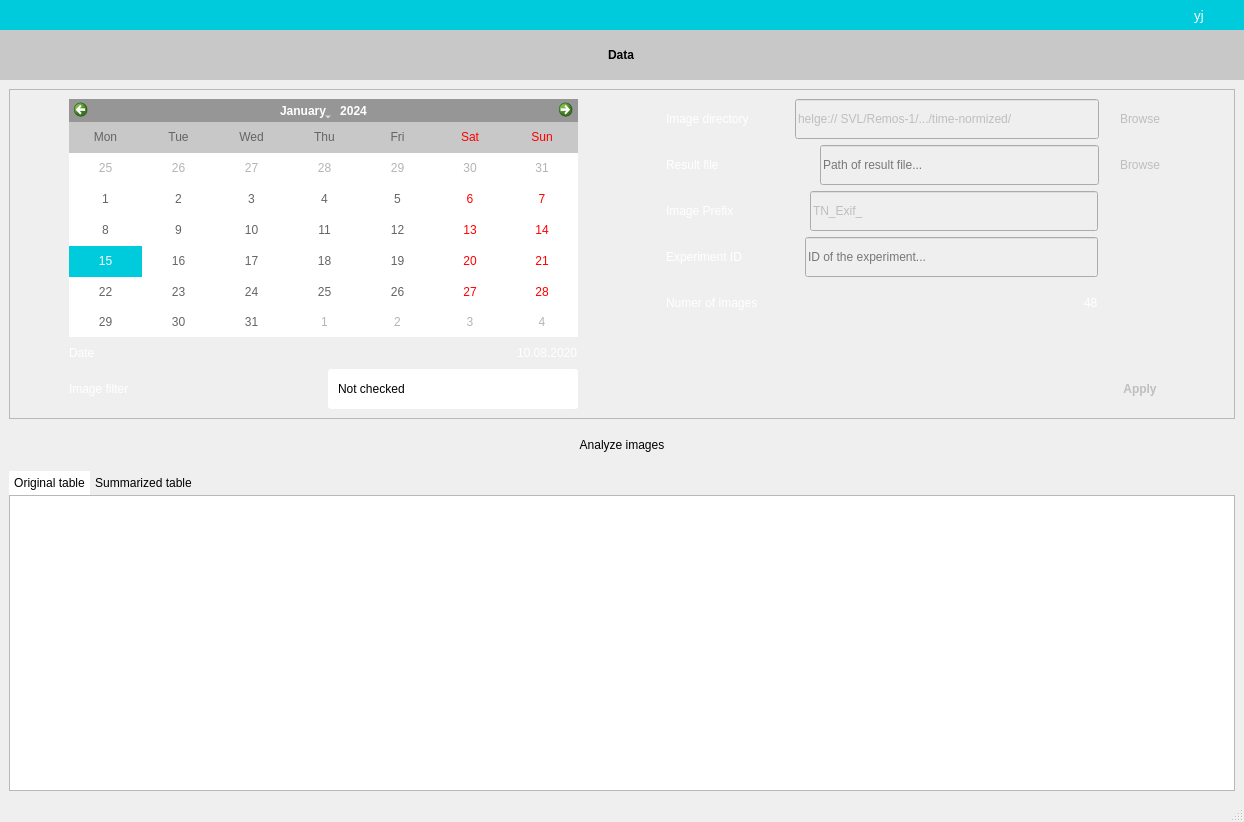
y-jenniges/fish_detection, file gui/design18.ui: the form before one commit.
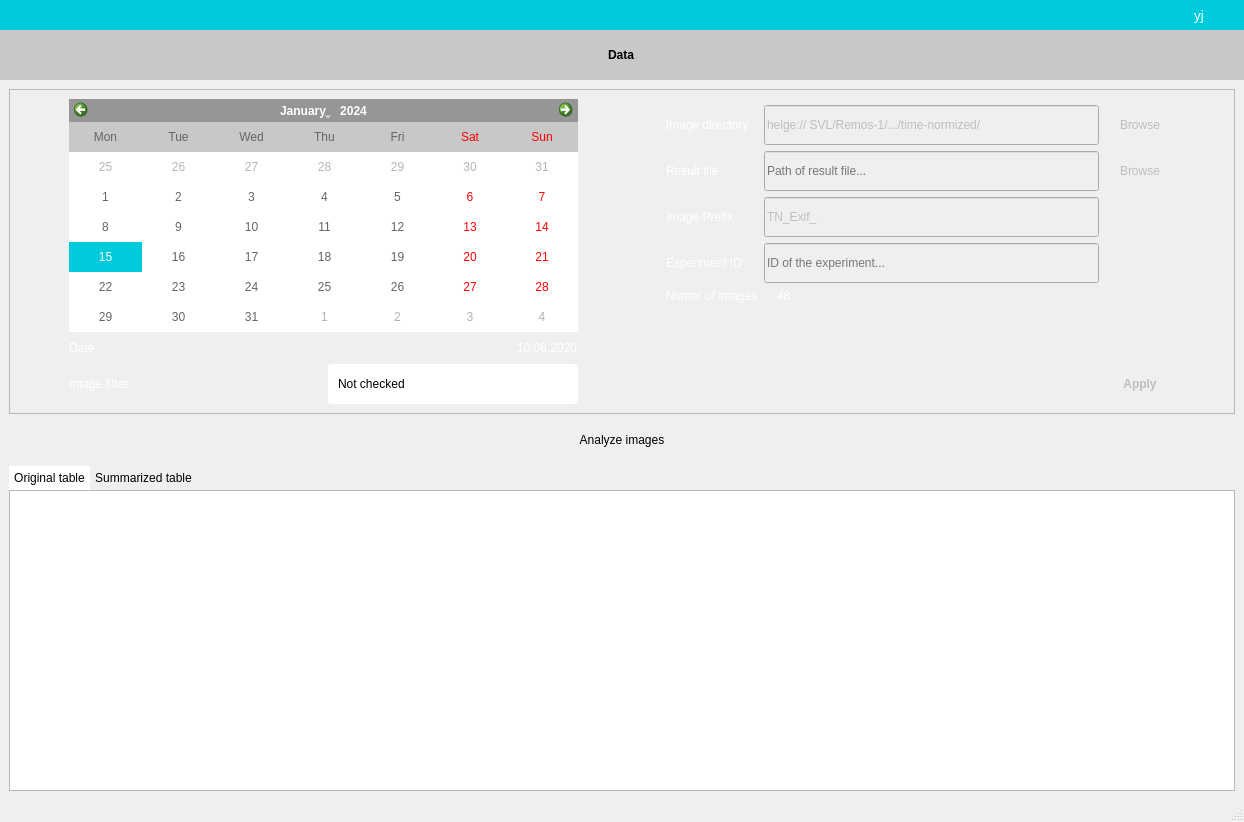
The form after the commit. Icons and pictures are not drawn.

Commit message: changing layout of optional data options from horizontal to grid

Patch:
```diff
--- a/gui/design18.ui
+++ b/gui/design18.ui
@@ -2143,21 +2143,84 @@
                  <enum>QFrame::Raised</enum>
                 </property>
                 <layout class="QGridLayout" name="gridLayout_5">
-                 <item row="0" column="0">
-                  <widget class="QFrame" name="frame_img_dir">
+                 <item row="2" column="1">
+                  <widget class="QLineEdit" name="lineEdit_res_file">
+                   <property name="minimumSize">
+                    <size>
+                     <width>150</width>
+                     <height>40</height>
+                    </size>
+                   </property>
+                   <property name="maximumSize">
+                    <size>
+                     <width>16777215</width>
+                     <height>40</height>
+                    </size>
+                   </property>
+                   <property name="placeholderText">
+                    <string>Path of result file...</string>
+                   </property>
+                  </widget>
+                 </item>
+                 <item row="5" column="0">
+                  <widget class="QLabel" name="label_num_imgs">
+                   <property name="styleSheet">
+                    <string notr="true"/>
+                   </property>
+                   <property name="text">
+                    <string>Numer of images</string>
+                   </property>
+                  </widget>
+                 </item>
+                 <item row="1" column="1">
+                  <widget class="QLineEdit" name="lineEdit_img_dir">
+                   <property name="minimumSize">
+                    <size>
+                     <width>150</width>
+                     <height>40</height>
+                    </size>
+                   </property>
+                   <property name="maximumSize">
+                    <size>
+                     <width>16777215</width>
+                     <height>40</height>
+                    </size>
+                   </property>
+                   <property name="text">
+                    <string>helge:// SVL/Remos-1/.../time-normized/</string>
+                   </property>
+                   <property name="placeholderText">
+                    <string>Directory to left and right images...</string>
+                   </property>
+                  </widget>
+                 </item>
+                 <item row="1" column="2">
+                  <widget class="QFrame" name="frame_num_imgs">
                    <property name="sizePolicy">
                     <sizepolicy hsizetype="Preferred" vsizetype="Fixed">
                      <horstretch>0</horstretch>
                      <verstretch>0</verstretch>
                     </sizepolicy>
                    </property>
+                   <property name="minimumSize">
+                    <size>
+                     <width>0</width>
+                     <height>40</height>
+                    </size>
+                   </property>
+                   <property name="maximumSize">
+                    <size>
+                     <width>16777215</width>
+                     <height>40</height>
+                    </size>
+                   </property>
                    <property name="frameShape">
                     <enum>QFrame::NoFrame</enum>
                    </property>
                    <property name="frameShadow">
                     <enum>QFrame::Raised</enum>
                    </property>
-                   <layout class="QHBoxLayout" name="horizontalLayout_17">
+                   <layout class="QHBoxLayout" name="horizontalLayout_21">
                     <property name="leftMargin">
                      <number>0</number>
                     </property>
@@ -2170,54 +2233,6 @@
                     <property name="bottomMargin">
                      <number>0</number>
                     </property>
-                    <item>
-                     <widget class="QLabel" name="label_img_dir">
-                      <property name="styleSheet">
-                       <string notr="true"/>
-                      </property>
-                      <property name="text">
-                       <string>Image directory</string>
-                      </property>
-                     </widget>
-                    </item>
-                    <item>
-                     <spacer name="horizontalSpacer_28">
-                      <property name="orientation">
-                       <enum>Qt::Horizontal</enum>
-                      </property>
-                      <property name="sizeType">
-                       <enum>QSizePolicy::Fixed</enum>
-                      </property>
-                      <property name="sizeHint" stdset="0">
-                       <size>
-                        <width>40</width>
-                        <height>20</height>
-                       </size>
-                      </property>
-                     </spacer>
-                    </item>
-                    <item>
-                     <widget class="QLineEdit" name="lineEdit_img_dir">
-                      <property name="minimumSize">
-                       <size>
-                        <width>150</width>
-                        <height>40</height>
-                       </size>
-                      </property>
-                      <property name="maximumSize">
-                       <size>
-                        <width>16777215</width>
-                        <height>40</height>
-                       </size>
-                      </property>
-                      <property name="text">
-                       <string>helge:// SVL/Remos-1/.../time-normized/</string>
-                      </property>
-                      <property name="placeholderText">
-                       <string>Directory to left and right images...</string>
-                      </property>
-                     </widget>
-                    </item>
                     <item>
                      <widget class="QPushButton" name="btn_img_dir">
                       <property name="sizePolicy">
@@ -2246,102 +2261,131 @@
                    </layout>
                   </widget>
                  </item>
+                 <item row="3" column="2">
+                  <widget class="QFrame" name="frame_apply_diverging_data_info">
+                   <property name="minimumSize">
+                    <size>
+                     <width>0</width>
+                     <height>40</height>
+                    </size>
+                   </property>
+                   <property name="maximumSize">
+                    <size>
+                     <width>16777215</width>
+                     <height>40</height>
+                    </size>
+                   </property>
+                   <property name="frameShape">
+                    <enum>QFrame::NoFrame</enum>
+                   </property>
+                   <property name="frameShadow">
+                    <enum>QFrame::Raised</enum>
+                   </property>
+                   <layout class="QHBoxLayout" name="horizontalLayout_23">
+                    <property name="leftMargin">
+                     <number>0</number>
+                    </property>
+                    <property name="topMargin">
+                     <number>0</number>
+                    </property>
+                    <property name="rightMargin">
+                     <number>0</number>
+                    </property>
+                    <property name="bottomMargin">
+                     <number>0</number>
+                    </property>
+                   </layout>
+                  </widget>
+                 </item>
+                 <item row="4" column="0">
+                  <widget class="QLabel" name="label_exp_id">
+                   <property name="styleSheet">
+                    <string notr="true"/>
+                   </property>
+                   <property name="text">
+                    <string>Experiment ID</string>
+                   </property>
+                  </widget>
+                 </item>
                  <item row="1" column="0">
-                  <widget class="QFrame" name="frame_res_file">
-                   <property name="sizePolicy">
-                    <sizepolicy hsizetype="Preferred" vsizetype="Fixed">
-                     <horstretch>0</horstretch>
-                     <verstretch>0</verstretch>
-                    </sizepolicy>
+                  <widget class="QLabel" name="label_img_dir">
+                   <property name="styleSheet">
+                    <string notr="true"/>
                    </property>
-                   <property name="frameShape">
-                    <enum>QFrame::NoFrame</enum>
+                   <property name="text">
+                    <string>Image directory</string>
                    </property>
-                   <property name="frameShadow">
-                    <enum>QFrame::Raised</enum>
+                  </widget>
+                 </item>
+                 <item row="7" column="2">
+                  <widget class="QPushButton" name="btn_apply_diverging_data_info">
+                   <property name="minimumSize">
+                    <size>
+                     <width>70</width>
+                     <height>40</height>
+                    </size>
                    </property>
-                   <layout class="QHBoxLayout" name="horizontalLayout_18">
-                    <property name="leftMargin">
-                     <number>0</number>
-                    </property>
-                    <property name="topMargin">
-                     <number>0</number>
-                    </property>
-                    <property name="rightMargin">
-                     <number>0</number>
-                    </property>
-                    <property name="bottomMargin">
-                     <number>0</number>
-                    </property>
-                    <item>
-                     <widget class="QLabel" name="label_res_file">
-                      <property name="styleSheet">
-                       <string notr="true"/>
-                      </property>
-                      <property name="text">
-                       <string>Result file</string>
-                      </property>
-                     </widget>
-                    </item>
-                    <item>
-                     <spacer name="horizontalSpacer_29">
-                      <property name="orientation">
-                       <enum>Qt::Horizontal</enum>
-                      </property>
-                      <property name="sizeType">
-                       <enum>QSizePolicy::Fixed</enum>
-                      </property>
-                      <property name="sizeHint" stdset="0">
-                       <size>
-                        <width>95</width>
-                        <height>20</height>
-                       </size>
-                      </property>
-                     </spacer>
-                    </item>
-                    <item>
-                     <widget class="QLineEdit" name="lineEdit_res_file">
-                      <property name="minimumSize">
-                       <size>
-                        <width>150</width>
-                        <height>40</height>
-                       </size>
-                      </property>
-                      <property name="maximumSize">
-                       <size>
-                        <width>16777215</width>
-                        <height>40</height>
-                       </size>
-                      </property>
-                      <property name="placeholderText">
-                       <string>Path of result file...</string>
-                      </property>
-                     </widget>
-                    </item>
-                    <item>
-                     <widget class="QPushButton" name="btn_res_file">
-                      <property name="minimumSize">
-                       <size>
-                        <width>70</width>
-                        <height>40</height>
-                       </size>
-                      </property>
-                      <property name="maximumSize">
-                       <size>
-                        <width>70</width>
-                        <height>40</height>
-                       </size>
-                      </property>
-                      <property name="text">
-                       <string>Browse</string>
-                      </property>
-                     </widget>
-                    </item>
-                   </layout>
+                   <property name="maximumSize">
+                    <size>
+                     <width>16777215</width>
+                     <height>40</height>
+                    </size>
+                   </property>
+                   <property name="styleSheet">
+                    <string notr="true">font:bold;</string>
+                   </property>
+                   <property name="text">
+                    <string>Apply</string>
+                   </property>
+                  </widget>
+                 </item>
+                 <item row="3" column="1">
+                  <widget class="QLineEdit" name="lineEdit_img_prefix">
+                   <property name="minimumSize">
+                    <size>
+                     <width>150</width>
+                     <height>40</height>
+                    </size>
+                   </property>
+                   <property name="maximumSize">
+                    <size>
+                     <width>16777215</width>
+                     <height>40</height>
+                    </size>
+                   </property>
+                   <property name="text">
+                    <string>TN_Exif_</string>
+                   </property>
+                   <property name="placeholderText">
+                    <string>Prefix to select images...</string>
+                   </property>
                   </widget>
                  </item>
                  <item row="2" column="0">
-                  <widget class="QFrame" name="frame_img_prefix">
+                  <widget class="QLabel" name="label_res_file">
+                   <property name="styleSheet">
+                    <string notr="true"/>
+                   </property>
+                   <property name="text">
+                    <string>Result file</string>
+                   </property>
+                  </widget>
+                 </item>
+                 <item row="5" column="1">
+                  <widget class="QLabel" name="label_num_imgs_text">
+                   <property name="styleSheet">
+                    <string notr="true">padding-left: 10px;</string>
+                   </property>
+                   <property name="text">
+                    <string>48</string>
+                   </property>
+                   <property name="alignment">
+                    <set>Qt::AlignLeading|Qt::AlignLeft|Qt::AlignVCenter</set>
+                   </property>
+                  </widget>
+                 </item>
+                 <item row="0" column="2">
+                  <widget class="QFrame" name="frame_img_dir">
                    <property name="sizePolicy">
                     <sizepolicy hsizetype="Preferred" vsizetype="Fixed">
                      <horstretch>0</horstretch>
@@ -2354,7 +2398,7 @@
                    <property name="frameShadow">
                     <enum>QFrame::Raised</enum>
                    </property>
-                   <layout class="QHBoxLayout" name="horizontalLayout_20">
+                   <layout class="QHBoxLayout" name="horizontalLayout_17">
                     <property name="leftMargin">
                      <number>0</number>
                     </property>
@@ -2367,260 +2411,65 @@
                     <property name="bottomMargin">
                      <number>0</number>
                     </property>
-                    <item>
-                     <widget class="QLabel" name="label_img_prefix">
-                      <property name="styleSheet">
-                       <string notr="true"/>
-                      </property>
-                      <property name="text">
-                       <string>Image Prefix</string>
-                      </property>
-                     </widget>
-                    </item>
-                    <item>
-                     <spacer name="horizontalSpacer_30">
-                      <property name="orientation">
-                       <enum>Qt::Horizontal</enum>
-                      </property>
-                      <property name="sizeType">
-                       <enum>QSizePolicy::Fixed</enum>
-                      </property>
-                      <property name="sizeHint" stdset="0">
-                       <size>
-                        <width>70</width>
-                        <height>20</height>
-                       </size>
-                      </property>
-                     </spacer>
-                    </item>
-                    <item>
-                     <widget class="QLineEdit" name="lineEdit_img_prefix">
-                      <property name="minimumSize">
-                       <size>
-                        <width>150</width>
-                        <height>40</height>
-                       </size>
-                      </property>
-                      <property name="maximumSize">
-                       <size>
-                        <width>16777215</width>
-                        <height>40</height>
-                       </size>
-                      </property>
-                      <property name="text">
-                       <string>TN_Exif_</string>
-                      </property>
-                      <property name="placeholderText">
-                       <string>Prefix to select images...</string>
-                      </property>
-                     </widget>
-                    </item>
-                    <item>
-                     <spacer name="horizontalSpacer_52">
-                      <property name="orientation">
-                       <enum>Qt::Horizontal</enum>
-                      </property>
-                      <property name="sizeType">
-                       <enum>QSizePolicy::Fixed</enum>
-                      </property>
-                      <property name="sizeHint" stdset="0">
-                       <size>
-                        <width>77</width>
-                        <height>20</height>
-                       </size>
-                      </property>
-                     </spacer>
-                    </item>
                    </layout>
                   </widget>
                  </item>
+                 <item row="2" column="2">
+                  <widget class="QPushButton" name="btn_res_file">
+                   <property name="minimumSize">
+                    <size>
+                     <width>70</width>
+                     <height>40</height>
+                    </size>
+                   </property>
+                   <property name="maximumSize">
+                    <size>
+                     <width>70</width>
+                     <height>40</height>
+                    </size>
+                   </property>
+                   <property name="text">
+                    <string>Browse</string>
+                   </property>
+                  </widget>
+                 </item>
+                 <item row="4" column="1">
+                  <widget class="QLineEdit" name="lineEdit_exp_id">
+                   <property name="minimumSize">
+                    <size>
+                     <width>150</width>
+                     <height>40</height>
+                    </size>
+                   </property>
+                   <property name="maximumSize">
+                    <size>
+                     <width>16777215</width>
+                     <height>40</height>
+                    </size>
+                   </property>
+                   <property name="placeholderText">
+                    <string>ID of the experiment...</string>
+                   </property>
+                  </widget>
+                 </item>
                  <item row="3" column="0">
-                  <widget class="QFrame" name="frame_exp_id">
-                   <property name="sizePolicy">
-                    <sizepolicy hsizetype="Preferred" vsizetype="Fixed">
-                     <horstretch>0</horstretch>
-                     <verstretch>0</verstretch>
-                    </sizepolicy>
+                  <widget class="QLabel" name="label_img_prefix">
+                   <property name="styleSheet">
+                    <string notr="true"/>
                    </property>
-                   <property name="frameShape">
-                    <enum>QFrame::NoFrame</enum>
+                   <property name="text">
+                    <string>Image Prefix</string>
                    </property>
-                   <property name="frameShadow">
-                    <enum>QFrame::Raised</enum>
-                   </property>
-                   <layout class="QHBoxLayout" name="horizontalLayout_19">
-                    <property name="leftMargin">
-                     <number>0</number>
-                    </property>
-                    <property name="topMargin">
-                     <number>0</number>
-                    </property>
-                    <property name="rightMargin">
-                     <number>0</number>
-                    </property>
-                    <property name="bottomMargin">
-                     <number>0</number>
-                    </property>
-                    <item>
-                     <widget class="QLabel" name="label_exp_id">
-                      <property name="styleSheet">
-                       <string notr="true"/>
-                      </property>
-                      <property name="text">
-                       <string>Experiment ID</string>
-                      </property>
-                     </widget>
-                    </item>
-                    <item>
-                     <spacer name="horizontalSpacer_31">
-                      <property name="orientation">
-                       <enum>Qt::Horizontal</enum>
-                      </property>
-                      <property name="sizeType">
-                       <enum>QSizePolicy::Fixed</enum>
-                      </property>
-                      <property name="sizeHint" stdset="0">
-                       <size>
-                        <width>57</width>
-                        <height>20</height>
-                       </size>
-                      </property>
-                     </spacer>
-                    </item>
-                    <item>
-                     <widget class="QLineEdit" name="lineEdit_exp_id">
-                      <property name="minimumSize">
-                       <size>
-                        <width>150</width>
-                        <height>40</height>
-                       </size>
-                      </property>
-                      <property name="maximumSize">
-                       <size>
-                        <width>16777215</width>
-                        <height>40</height>
-                       </size>
-                      </property>
-                      <property name="placeholderText">
-                       <string>ID of the experiment...</string>
-                      </property>
-                     </widget>
-                    </item>
-                    <item>
-                     <spacer name="horizontalSpacer_53">
-                      <property name="orientation">
-                       <enum>Qt::Horizontal</enum>
-                      </property>
-                      <property name="sizeType">
-                       <enum>QSizePolicy::Fixed</enum>
-                      </property>
-                      <property name="sizeHint" stdset="0">
-                       <size>
-                        <width>77</width>
-                        <height>20</height>
-                       </size>
-                      </property>
-                     </spacer>
-                    </item>
-                   </layout>
                   </widget>
                  </item>
-                 <item row="4" column="0">
-                  <widget class="QFrame" name="frame_num_imgs">
-                   <property name="sizePolicy">
-                    <sizepolicy hsizetype="Preferred" vsizetype="Fixed">
-                     <horstretch>0</horstretch>
-                     <verstretch>0</verstretch>
-                    </sizepolicy>
-                   </property>
-                   <property name="minimumSize">
-                    <size>
-                     <width>0</width>
-                     <height>40</height>
-                    </size>
-                   </property>
-                   <property name="maximumSize">
-                    <size>
-                     <width>16777215</width>
-                     <height>40</height>
-                    </size>
-                   </property>
-                   <property name="frameShape">
-                    <enum>QFrame::NoFrame</enum>
-                   </property>
-                   <property name="frameShadow">
-                    <enum>QFrame::Raised</enum>
-                   </property>
-                   <layout class="QHBoxLayout" name="horizontalLayout_21">
-                    <property name="leftMargin">
-                     <number>0</number>
-                    </property>
-                    <property name="topMargin">
-                     <number>0</number>
-                    </property>
-                    <property name="rightMargin">
-                     <number>0</number>
-                    </property>
-                    <property name="bottomMargin">
-                     <number>0</number>
-                    </property>
-                    <item>
-                     <widget class="QLabel" name="label_num_imgs">
-                      <property name="styleSheet">
-                       <string notr="true"/>
-                      </property>
-                      <property name="text">
-                       <string>Numer of images</string>
-                      </property>
-                     </widget>
-                    </item>
-                    <item>
-                     <spacer name="horizontalSpacer_32">
-                      <property name="orientation">
-                       <enum>Qt::Horizontal</enum>
-                      </property>
-                      <property name="sizeHint" stdset="0">
-                       <size>
-                        <width>40</width>
-                        <height>20</height>
-                       </size>
-                      </property>
-                     </spacer>
-                    </item>
-                    <item>
-                     <widget class="QLabel" name="label_num_imgs_text">
-                      <property name="styleSheet">
-                       <string notr="true"/>
-                      </property>
-                      <property name="text">
-                       <string>48</string>
-                      </property>
-                     </widget>
-                    </item>
-                    <item>
-                     <spacer name="horizontalSpacer_55">
-                      <property name="orientation">
-                       <enum>Qt::Horizontal</enum>
-                      </property>
-                      <property name="sizeType">
-                       <enum>QSizePolicy::Fixed</enum>
-                      </property>
-                      <property name="sizeHint" stdset="0">
-                       <size>
-                        <width>77</width>
-                        <height>20</height>
-                       </size>
-                      </property>
-                     </spacer>
-                    </item>
-                   </layout>
-                  </widget>
-                 </item>
-                 <item row="5" column="0">
+                 <item row="6" column="1">
                   <spacer name="verticalSpacer_6">
                    <property name="orientation">
                     <enum>Qt::Vertical</enum>
                    </property>
+                   <property name="sizeType">
+                    <enum>QSizePolicy::Expanding</enum>
+                   </property>
                    <property name="sizeHint" stdset="0">
                     <size>
                      <width>20</width>
@@ -2629,77 +2478,6 @@
                    </property>
                   </spacer>
                  </item>
-                 <item row="6" column="0">
-                  <widget class="QFrame" name="frame_apply_diverging_data_info">
-                   <property name="minimumSize">
-                    <size>
-                     <width>0</width>
-                     <height>40</height>
-                    </size>
-                   </property>
-                   <property name="maximumSize">
-                    <size>
-                     <width>16777215</width>
-                     <height>40</height>
-                    </size>
-                   </property>
-                   <property name="frameShape">
-                    <enum>QFrame::NoFrame</enum>
-                   </property>
-                   <property name="frameShadow">
-                    <enum>QFrame::Raised</enum>
-                   </property>
-                   <layout class="QHBoxLayout" name="horizontalLayout_23">
-                    <property name="leftMargin">
-                     <number>0</number>
-                    </property>
-                    <property name="topMargin">
-                     <number>0</number>
-                    </property>
-                    <property name="rightMargin">
-                     <number>0</number>
-                    </property>
-                    <property name="bottomMargin">
-                     <number>0</number>
-                    </property>
-                    <item>
-                     <spacer name="horizontalSpacer_54">
-                      <property name="orientation">
-                       <enum>Qt::Horizontal</enum>
-                      </property>
-                      <property name="sizeHint" stdset="0">
-                       <size>
-                        <width>423</width>
-                        <height>20</height>
-                       </size>
-                      </property>
-                     </spacer>
-                    </item>
-                    <item>
-                     <widget class="QPushButton" name="btn_apply_diverging_data_info">
-                      <property name="minimumSize">
-                       <size>
-                        <width>70</width>
-                        <height>40</height>
-                       </size>
-                      </property>
-                      <property name="maximumSize">
-                       <size>
-                        <width>16777215</width>
-                        <height>40</height>
-                       </size>
-                      </property>
-                      <property name="styleSheet">
-                       <string notr="true">font:bold;</string>
-                      </property>
-                      <property name="text">
-                       <string>Apply</string>
-                      </property>
-                     </widget>
-                    </item>
-                   </layout>
-                  </widget>
-                 </item>
                 </layout>
                </widget>
               </item>
```
The commit also changes 1 other file.
